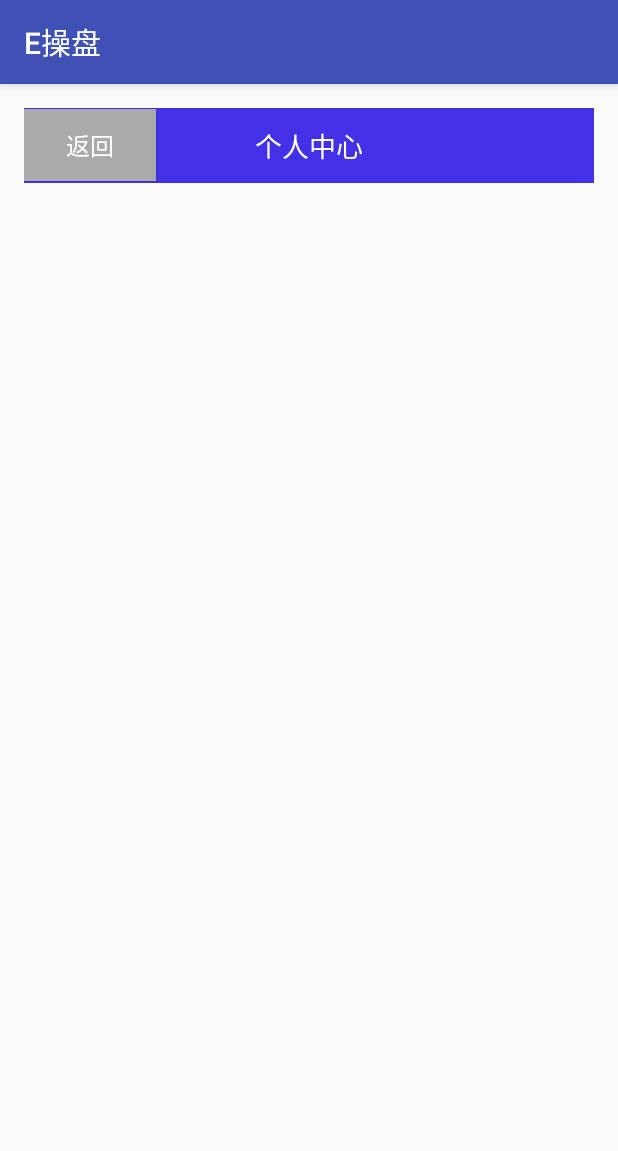
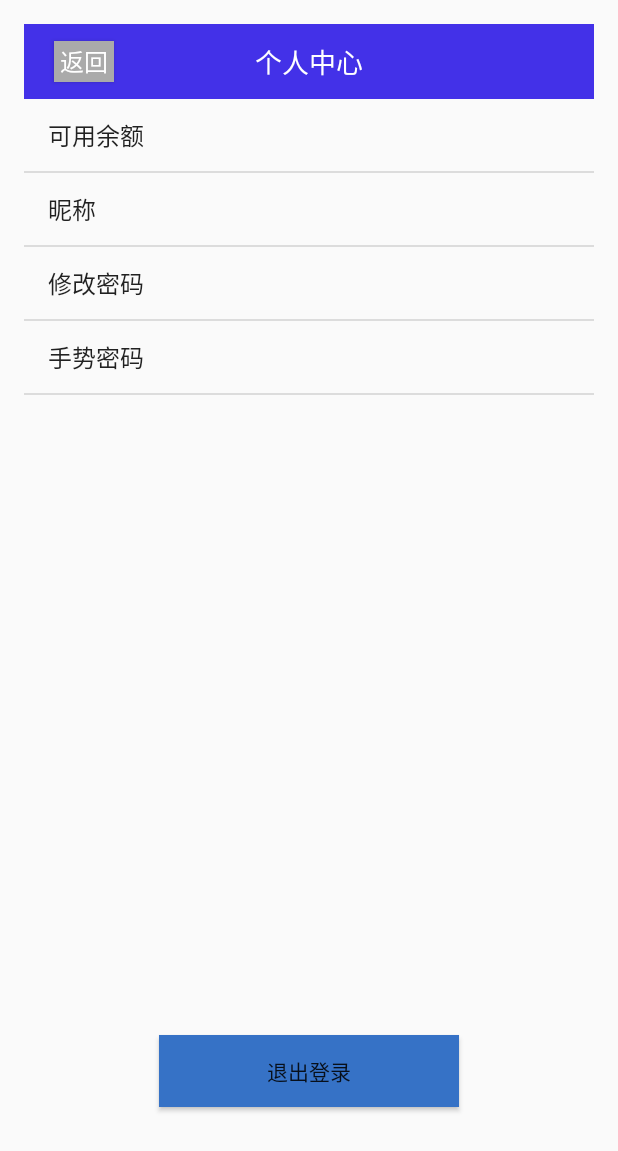
Before and after one commit to iosdevelop123/demo, an Android app: the UserActivity screen opened directly, with no data from a screen before it, on a phone screen of 412 x 824 dp. Shown: the top 1151 px of the screen. Run offline under Robolectric (Android 15) with nearby library versions, the light colour scheme and no system bars.

Commit message:
个人信息

```diff
--- a/MyApplication/app/src/main/java/com/example/secretwang/myapplication/LoginActivity.java
+++ b/MyApplication/app/src/main/java/com/example/secretwang/myapplication/LoginActivity.java
@@ -1,5 +1,6 @@
 package com.example.secretwang.myapplication;
 
+import android.app.Activity;
 import android.content.Intent;
 import android.support.v7.app.AppCompatActivity;
 import android.os.Bundle;
@@ -7,7 +8,7 @@
 import android.widget.Button;
 import android.widget.EditText;
 
-public class LoginActivity extends AppCompatActivity {
+public class LoginActivity extends Activity {
     @Override
     protected void onCreate(Bundle savedInstanceState) {
         super.onCreate(savedInstanceState);
@@ -18,7 +19,7 @@
             @Override
             public void onClick(View v) {
                 Intent intent = new Intent(LoginActivity.this, MainActivity.class);
-                LoginActivity.this.startActivity(intent);
+              startActivity(intent);
 
             }
         });
--- a/MyApplication/app/src/main/java/com/example/secretwang/myapplication/MainActivity.java
+++ b/MyApplication/app/src/main/java/com/example/secretwang/myapplication/MainActivity.java
@@ -1,5 +1,6 @@
 package com.example.secretwang.myapplication;
 
+import android.app.Activity;
 import android.content.Intent;
 import android.net.Uri;
 import android.os.Bundle;
@@ -11,6 +12,7 @@
 import android.view.View;
 import android.view.Menu;
 import android.view.MenuItem;
+import android.view.Window;
 import android.widget.Button;
 import android.widget.TextView;
 
@@ -18,7 +20,7 @@
 import com.google.android.gms.appindexing.AppIndex;
 import com.google.android.gms.common.api.GoogleApiClient;
 
-public class MainActivity extends AppCompatActivity {
+public class MainActivity extends Activity {
 
     /**
      * ATTENTION: This was auto-generated to implement the App Indexing API.
@@ -31,6 +33,7 @@
     @Override
     protected void onCreate(Bundle savedInstanceState) {
         super.onCreate(savedInstanceState);
+        requestWindowFeature(Window.FEATURE_NO_TITLE);
         setContentView(R.layout.activity_main);
        Button setBtn=(Button) findViewById(R.id.setBtn);
  //    跳转设置界面
--- a/MyApplication/app/src/main/java/com/example/secretwang/myapplication/UserActivity.java
+++ b/MyApplication/app/src/main/java/com/example/secretwang/myapplication/UserActivity.java
@@ -1,15 +1,26 @@
 package com.example.secretwang.myapplication;
 
+import android.app.Activity;
+import android.content.Intent;
 import android.support.v7.app.AppCompatActivity;
 import android.os.Bundle;
 import android.view.View;
+import android.view.Window;
+import android.widget.ArrayAdapter;
 import android.widget.Button;
+import android.widget.ListView;
 
-public class UserActivity extends AppCompatActivity {
+public class UserActivity extends Activity {
     private Button button_back = null;
+    private Button button_exit = null;
+    private  static final String[] strs = new String[] {
+            "可用余额","昵称","修改密码","手势密码"
+    };//定义一个String数组用来显示ListView的内容
+    private ListView lv;
     @Override
     protected void onCreate(Bundle savedInstanceState) {
         super.onCreate(savedInstanceState);
+        requestWindowFeature(Window.FEATURE_NO_TITLE);
         setContentView(R.layout.activity_user);
        button_back=(Button)findViewById(R.id.btn_back);
         button_back.setOnClickListener(new View.OnClickListener() {
@@ -18,5 +29,16 @@
                 finish();
             }
         });
+        button_exit=(Button)findViewById(R.id.btn_exit);
+        button_exit.setOnClickListener(new View.OnClickListener() {
+            @Override
+            public void onClick(View v) {
+                Intent intent = new Intent(UserActivity.this,LoginActivity.class);
+                startActivity(intent);
+            }
+        });
+        lv=(ListView) findViewById(R.id.userlistView);
+        //Adapter来绑定数据
+        lv.setAdapter(new ArrayAdapter<String>(this,android.R.layout.simple_list_item_1,strs));
     }
 }
--- a/MyApplication/app/src/main/res/layout/activity_user.xml
+++ b/MyApplication/app/src/main/res/layout/activity_user.xml
@@ -14,19 +14,24 @@
             android:layout_width="fill_parent"
             android:background="#4331e8"
             android:layout_height="50.0dip"
-        android:layout_alignParentLeft="true"
-        android:layout_alignParentStart="true"
-        android:layout_alignParentTop="true">
+            android:layout_alignParentLeft="true"
+            android:layout_alignParentStart="true"
+            android:layout_alignParentTop="true">
         <Button
             android:id="@+id/btn_back"
-            android:layout_width="wrap_content"
+            android:layout_width="40.0dip"
             android:background="@android:color/darker_gray"
-            android:layout_height="wrap_content"
+            android:layout_height="40.0dip"
             android:layout_gravity="center_vertical"
             android:textSize="16dp"
             android:textColor="@android:color/white"
             android:text="返回"
-            android:layout_centerVertical="true" />
+            android:layout_marginLeft="20dp"
+            android:layout_marginStart="20dp"
+            android:layout_alignParentLeft="true"
+            android:layout_alignParentStart="true"
+            android:layout_alignTop="@+id/titleText"
+            android:layout_alignBottom="@+id/titleText" />
         <TextView
             android:id="@+id/titleText"
             android:layout_width="wrap_content"
@@ -39,4 +44,21 @@
 
     </RelativeLayout>
 
+    <ListView
+        android:layout_width="wrap_content"
+        android:layout_height="300dp"
+        android:id="@+id/userlistView"
+        android:layout_centerHorizontal="true"
+        android:layout_below="@+id/top_relative" />
+
+    <Button
+        android:layout_width="200dp"
+        android:layout_height="wrap_content"
+        android:text="退出登录"
+        android:id="@+id/btn_exit"
+        android:layout_alignParentBottom="true"
+        android:layout_centerHorizontal="true"
+        android:layout_marginBottom="70dp"
+        android:background="#3672c6" />
+
 </RelativeLayout>
```
